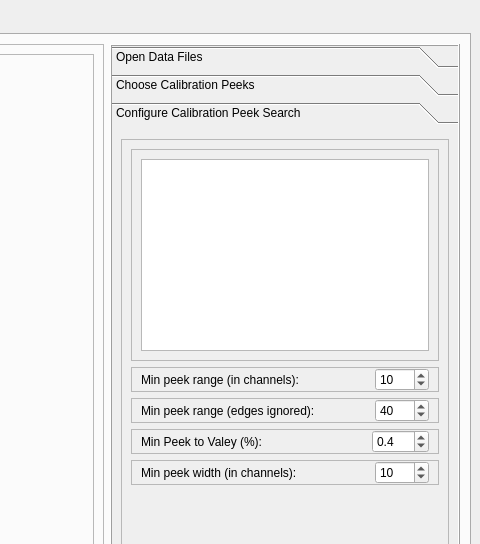
Qt form Sources/mainwindow.ui (maragnik/HCMR_Minimization_App) before a commit; both pictures show x 582 to 1062 and y 0 to 544 of the 1062 by 753 pixel window.
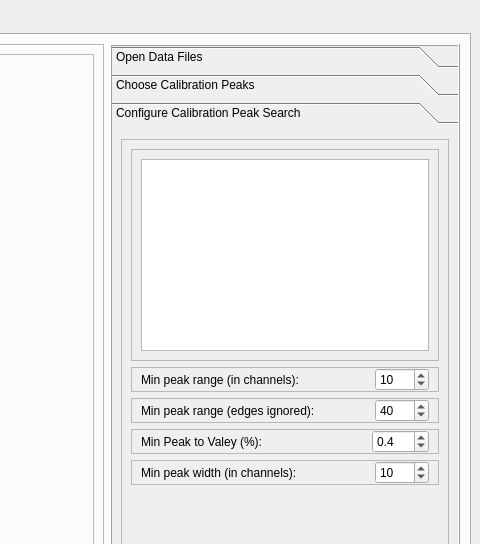
The same form after that commit. The open tabs and pages were chosen to show the change. Custom widgets are drawn as their Qt base class.

Commit message: Rename peek to peak

Diff of the .ui file:
```diff
--- a/Sources/mainwindow.ui
+++ b/Sources/mainwindow.ui
@@ -635,7 +635,7 @@
             </rect>
            </property>
            <attribute name="label">
-            <string>Choose Calibration Peeks</string>
+            <string>Choose Calibration Peaks</string>
            </attribute>
            <layout class="QVBoxLayout" name="verticalLayout_5">
             <item>
@@ -964,7 +964,7 @@
             </rect>
            </property>
            <attribute name="label">
-            <string>Configure Calibration Peek Search</string>
+            <string>Configure Calibration Peak Search</string>
            </attribute>
            <layout class="QVBoxLayout" name="verticalLayout_7">
             <item>
@@ -1049,7 +1049,7 @@
                   <item>
                    <widget class="QLabel" name="label_5">
                     <property name="text">
-                     <string>Min peek range (in channels):</string>
+                     <string>Min peak range (in channels):</string>
                     </property>
                     <property name="wordWrap">
                      <bool>true</bool>
@@ -1093,7 +1093,7 @@
                   <item>
                    <widget class="QLabel" name="label_6">
                     <property name="text">
-                     <string>Min peek range (edges ignored):</string>
+                     <string>Min peak range (edges ignored):</string>
                     </property>
                     <property name="wordWrap">
                      <bool>true</bool>
@@ -1143,7 +1143,7 @@
                      </sizepolicy>
                     </property>
                     <property name="text">
-                     <string>Min Peek to Valey (%):</string>
+                     <string>Min Peak to Valey (%):</string>
                     </property>
                     <property name="wordWrap">
                      <bool>true</bool>
@@ -1190,7 +1190,7 @@
                   <item>
                    <widget class="QLabel" name="label_8">
                     <property name="text">
-                     <string>Min peek width (in channels):</string>
+                     <string>Min peak width (in channels):</string>
                     </property>
                     <property name="wordWrap">
                      <bool>true</bool>
```
Left out of the diff: 66 changed lines with no effect on the pictures. The commit also changes 13 other files.
